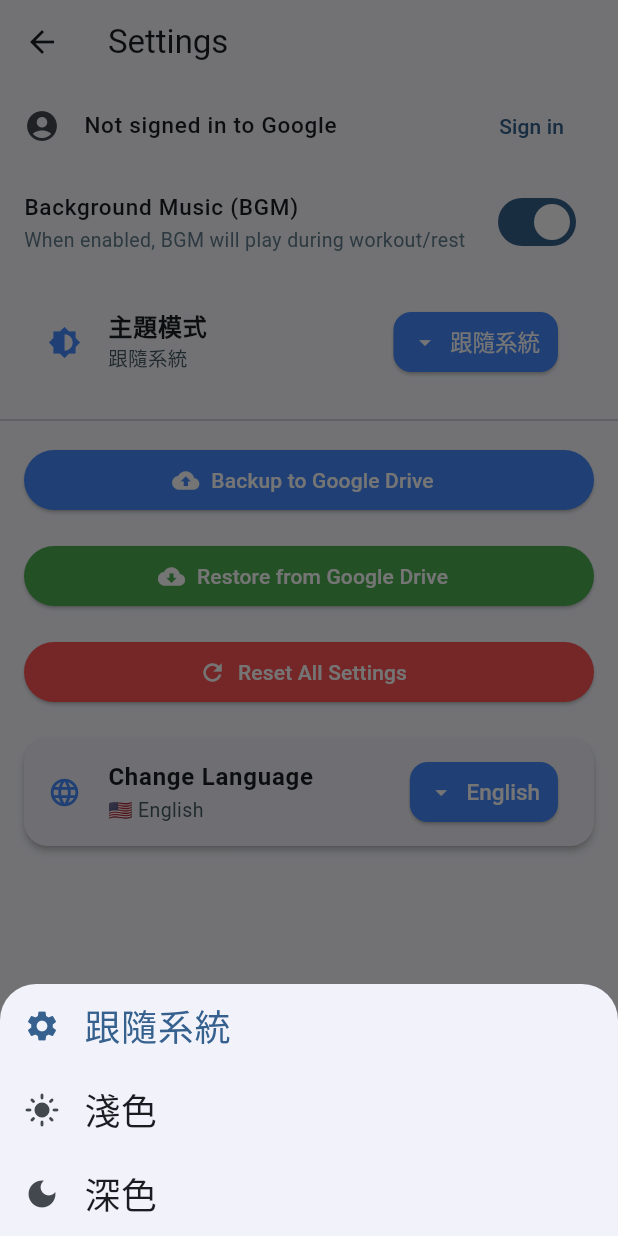
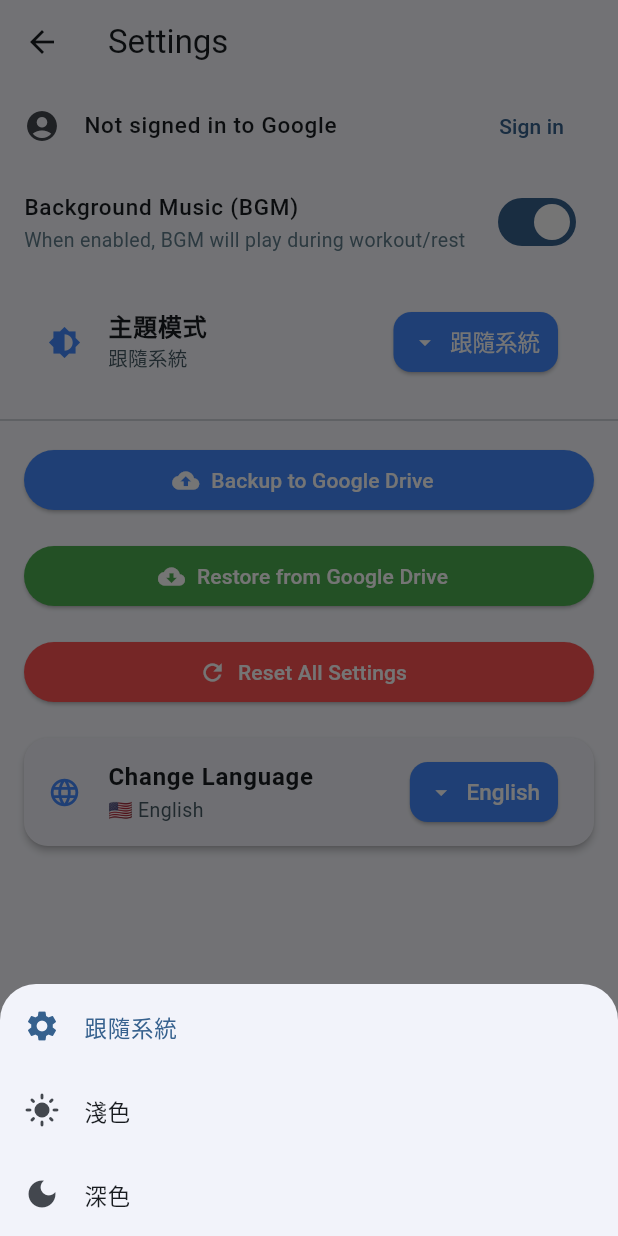
Before and after one commit to brianhsux/TabataApp, a Flutter app: the SettingsScreen screen opened directly, after a tap on "跟隨系統", on a phone screen of 412 x 824 dp. Run offline on Flutter 3.47's test engine with Material 3 defaults, Android fonts, the phone set to English and light mode, and no system bars; our stand-ins replace audioplayers, dropdown_button2, firebase_core, firebase_crashlytics, google_mobile_ads, google_sign_in and 7 more; missing offline and left inert: googleapis; accounts and stored records are empty; network calls fail.

Commit message:
Improves UI theming for better appearance
Updates text styles to utilize the app's theme for consistent and visually appealing display.

Ensures that text colors adapt dynamically to the selected theme (light or dark), enhancing the user experience.

```diff
--- a/lib/settings_screen.dart
+++ b/lib/settings_screen.dart
@@ -380,11 +380,11 @@ class _SettingsScreenState extends State<SettingsScreen> {
               ),
               title: Text(
                 _currentUser!.displayName ?? _currentUser!.email,
-                style: TextStyle(fontSize: 15, fontWeight: FontWeight.w500, color: Colors.black87),
+                style: TextStyle(fontSize: 15, fontWeight: FontWeight.w500, color: Theme.of(context).colorScheme.onSurface),
               ),
               subtitle: Text(
                 _currentUser!.email,
-                style: TextStyle(fontSize: 13, color: Colors.blueGrey[700]),
+                style: TextStyle(fontSize: 13, color: Theme.of(context).colorScheme.onSecondary),
               ),
               trailing: TextButton(
                 onPressed: _handleSignOut,
@@ -458,19 +458,19 @@ class _SettingsScreenState extends State<SettingsScreen> {
                       children: [
                         ListTile(
                           leading: Icon(Icons.settings),
-                          title: Text('跟隨系統'),
+                          title: Text('跟隨系統', style: TextStyle(fontSize: 15)),
                           onTap: () => Navigator.pop(context, ThemeMode.system),
                           selected: tabataState.themeMode == ThemeMode.system,
                         ),
                         ListTile(
                           leading: Icon(Icons.light_mode),
-                          title: Text('淺色'),
+                          title: Text('淺色', style: TextStyle(fontSize: 15)),
                           onTap: () => Navigator.pop(context, ThemeMode.light),
                           selected: tabataState.themeMode == ThemeMode.light,
                         ),
                         ListTile(
                           leading: Icon(Icons.dark_mode),
-                          title: Text('深色'),
+                          title: Text('深色', style: TextStyle(fontSize: 15)),
                           onTap: () => Navigator.pop(context, ThemeMode.dark),
                           selected: tabataState.themeMode == ThemeMode.dark,
                         ),
```
